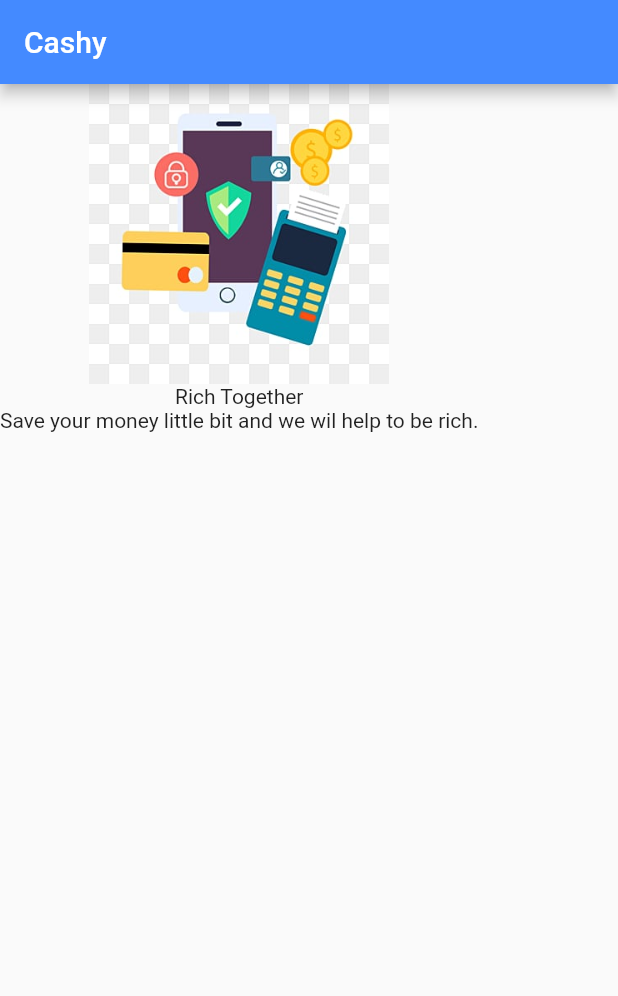
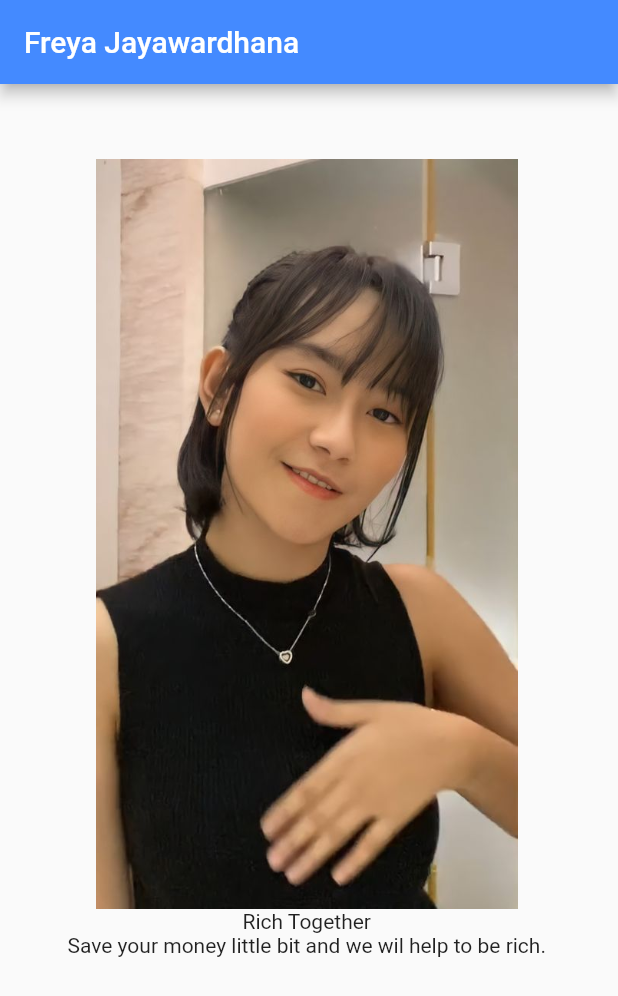
Before and after one commit to kevinardani/Flutter-Mobile-Apps, a Flutter app: the screen it shows after launch, on a phone screen of 412 x 824 dp. Shown: the top 996 px of the screen. Run offline on Flutter 3.47's test engine with Material 2 defaults, Android fonts, the phone set to English and light mode, and no system bars.

Commit message:
Update Fonts

```diff
--- a/lib/main.dart
+++ b/lib/main.dart
@@ -14,14 +14,16 @@ class MyApp extends StatelessWidget {
         ),
         home: Scaffold(
             appBar: AppBar(
-                title: Text("Cashy"), backgroundColor: Colors.blueAccent),
+                title: Text("Freya Jayawardhana"), backgroundColor: Colors.blueAccent),
             body: SafeArea(
                 child: Container(
+                  margin: EdgeInsets.only(left: 45.0, top: 0, right: 10.0, bottom: 0),
+                  padding: EdgeInsets.only(left: 0, top: 50.0, right: 0, bottom: 0),
               child: Column(
                 children: <Widget>[
                   Image(
-                    image: AssetImage('assets/images/ic_payment.jpg'),
-                    height: 200,
+                    image: AssetImage('assets/images/freya.jpg'),
+                    height: 500,
                   ),
                   Text("Rich Together"),
                   Text("Save your money little bit and we wil help to be rich.")
```
Also changed, not shown: pubspec.yaml (+5 -5 lines), assets/fonts/Poppins-Light.ttf (added), assets/fonts/Poppins-Regular.ttf (added), assets/fonts/Poppins-SemiBold.ttf (added), assets/images/freya.jpg (added), assets/images/makima.png (added).
